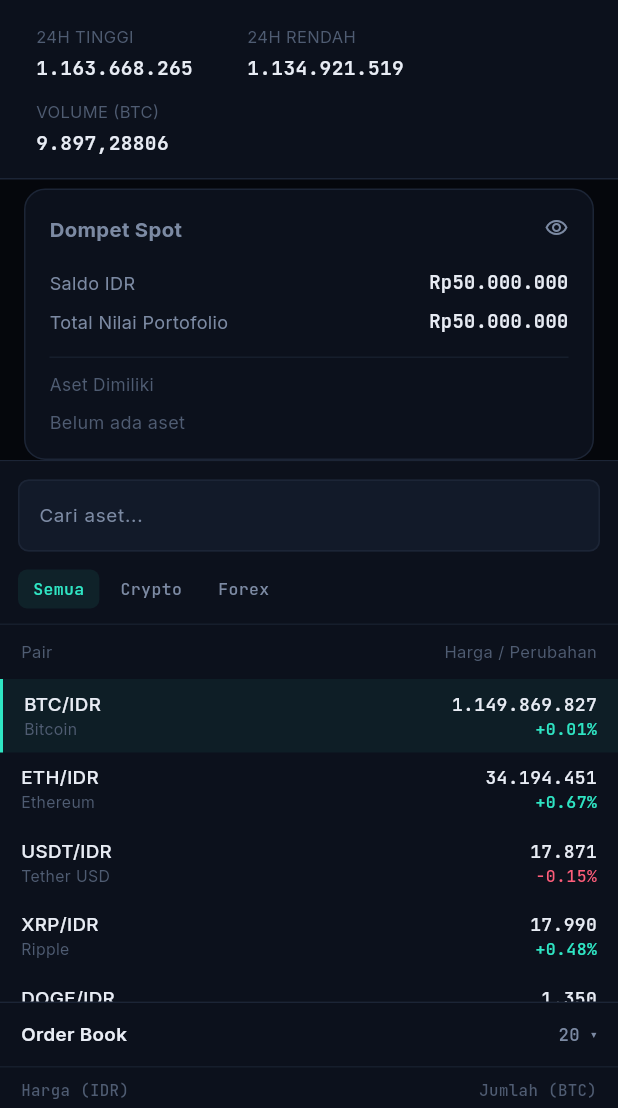
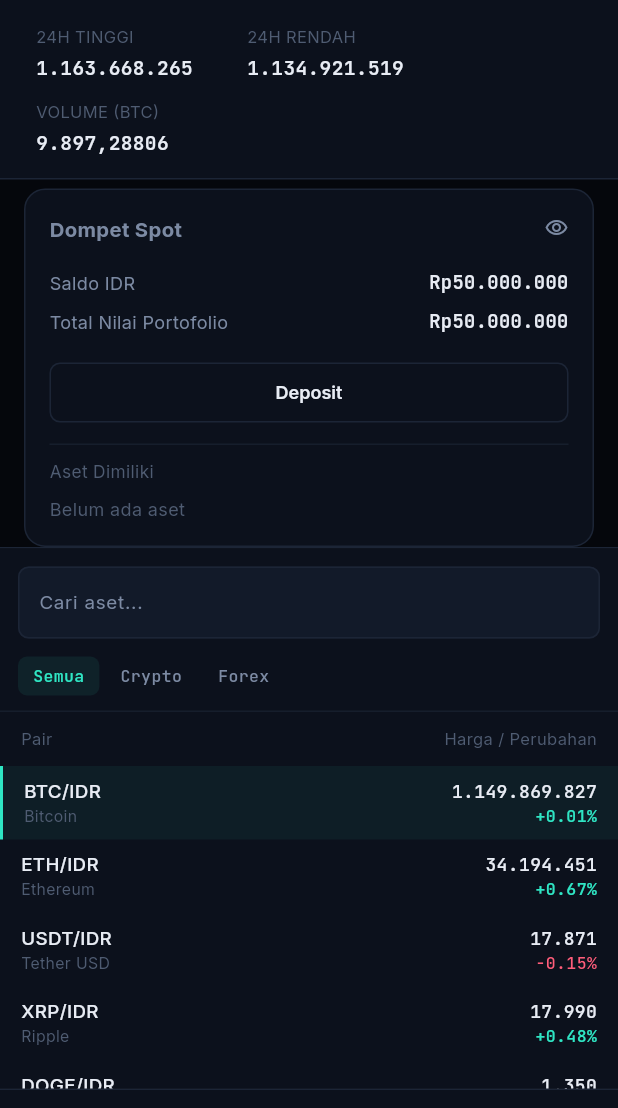
Before and after one commit to bimakomunity123-cmd/Nexbit, a Flutter app: the NexbitTradingPage screen opened by its route, scrolled down 1152 dp, on a phone screen of 412 x 824 dp, the part 128-1236 px from its top. Run offline on Flutter 3.47's test engine with Material 3 defaults, Android fonts, the phone set to English and light mode, and no system bars; our stand-ins replace google_fonts, shared_preferences, webview_flutter; accounts and stored records are empty; network calls fail.

Commit message:
Wire the Futures/Spot Deposit buttons to the real backend
- New shared showAmountInputDialog (lib/core/widgets/) — a small
  "type an amount, confirm" dialog with a loading spinner and inline
  error display, reused by both deposit flows below instead of
  duplicating the same dialog twice.
- Futures Account Info card's "Deposit" button (previously identical
  to Exchange/Buy's "coming soon" stub) now opens that dialog and
  calls ApiClient.depositFutures, updating the real balance on
  success. Exchange and Buy are untouched — still coming soon.
- Spot Trading page's wallet card gained a "Deposit" button (it had
  none before) wired to ApiClient.depositSpot the same way.
- Both gate on isLoggedIn first, same login-required-snackbar-with-
  "Masuk"-shortcut pattern as every other real action in this app —
  a guest tapping Deposit gets sent to log in, not a network call.
- The dialog's demo notice is explicit that this adds virtual balance
  directly, not a real payment, matching this project's convention of
  disclosing rather than hiding what's mocked.

Verified end-to-end via CDP against the local backend: depositing to
both Futures balance and the Spot IDR wallet updated the UI figures
immediately and matched the backend's own state via curl afterward.

```diff
--- a/lib/core/api/api_client.dart
+++ b/lib/core/api/api_client.dart
@@ -140,4 +140,12 @@ class ApiClient {
   static Future<Map<String, dynamic>> closePosition(String token, String positionId, double realizedPnl) {
     return _postJson('/trading/positions/$positionId/close', {'realized_pnl': realizedPnl}, token: token);
   }
+
+  static Future<Map<String, dynamic>> depositFutures(String token, double amount) {
+    return _postJson('/trading/deposit', {'amount': amount}, token: token);
+  }
+
+  static Future<Map<String, dynamic>> depositSpot(String token, double amount) {
+    return _postJson('/spot/deposit', {'amount': amount}, token: token);
+  }
 }
--- a/lib/core/i18n/strings.dart
+++ b/lib/core/i18n/strings.dart
@@ -765,6 +765,20 @@ class S {
   static String get futuresExchange => _t('Tukar', 'Exchange');
   static String get futuresBuy => _t('Beli', 'Buy');
   static String get futuresComingSoonSnack => _t('Fitur ini segera hadir', 'This feature is coming soon');
+
+  // ---------------------------------------------------------------------
+  // Deposit dialog (Futures balance / Spot wallet top-up)
+  // ---------------------------------------------------------------------
+  static String get depositFuturesTitle => _t('Deposit Saldo Futures', 'Deposit Futures Balance');
+  static String get depositSpotTitle => _t('Deposit Saldo Spot', 'Deposit Spot Balance');
+  static String get depositAmountRequired => _t('Jumlah harus lebih dari 0', 'Amount must be greater than 0');
+  static String get depositDemoNotice => _t(
+        'Mode Demo: ini menambah saldo virtual secara langsung, bukan pembayaran sungguhan.',
+        "Demo Mode: this adds virtual balance directly, it's not a real payment.",
+      );
+  static String get depositSuccessSnack => _t('Deposit berhasil', 'Deposit successful');
+  static String get depositLoginRequiredSnack =>
+      _t('Masuk dulu untuk melakukan deposit', 'Log in first to make a deposit');
   static String get futuresContractDetails => _t('Detail Kontrak', 'Contract Details');
   static String get futuresExpirationDate => _t('Tanggal Kedaluwarsa', 'Expiration Date');
   static String get futuresPerpetualValue => _t('Perpetual', 'Perpetual');
--- a/lib/features/trading/presentation/widgets/spot_wallet_card.dart
+++ b/lib/features/trading/presentation/widgets/spot_wallet_card.dart
@@ -25,12 +25,14 @@ class SpotWalletCard extends StatefulWidget {
   /// the default demo balance, which would otherwise flash briefly
   /// before the real figures arrive.
   final bool loading;
+  final VoidCallback onDeposit;
 
   const SpotWalletCard({
     super.key,
     required this.idrBalance,
     required this.holdings,
     required this.priceOf,
+    required this.onDeposit,
     this.loading = false,
   });
 
@@ -72,6 +74,21 @@ class _SpotWalletCardState extends State<SpotWalletCard> {
           const SizedBox(height: 14),
           _row(S.spotWalletBalance, fmt(widget.idrBalance)),
           _row(S.spotWalletPortfolioValue, fmt(portfolioValue)),
+          const SizedBox(height: 10),
+          SizedBox(
+            width: double.infinity,
+            child: OutlinedButton(
+              onPressed: widget.onDeposit,
+              style: OutlinedButton.styleFrom(
+                foregroundColor: NexbitColors.text,
+                side: const BorderSide(color: NexbitColors.line),
+                padding: const EdgeInsets.symmetric(vertical: 9),
+                shape: RoundedRectangleBorder(borderRadius: BorderRadius.circular(7)),
+                textStyle: NexbitText.body(fontSize: 12, weight: FontWeight.w600),
+              ),
+              child: Text(S.futuresDeposit),
+            ),
+          ),
           const SizedBox(height: 10),
           const Divider(height: 1, color: NexbitColors.lineSoft),
           const SizedBox(height: 10),
```
Also changed, not shown: lib/core/widgets/amount_input_dialog.dart (added, +107 -0 lines), lib/features/futures/presentation/pages/nexbit_futures_page.dart (+37 -0 lines), lib/features/futures/presentation/widgets/futures_account_info_card.dart (+11 -5 lines), lib/features/trading/presentation/pages/nexbit_trading_page.dart (+38 -0 lines).
